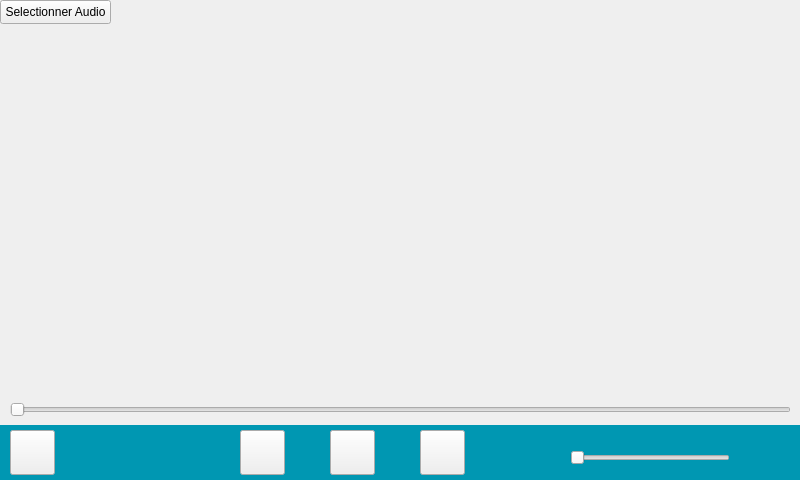
First picture: the form in InterfaceEleve/interfaceaudio.ui, repository Sam-Depardieu/Labo-de-langue, before the edit.
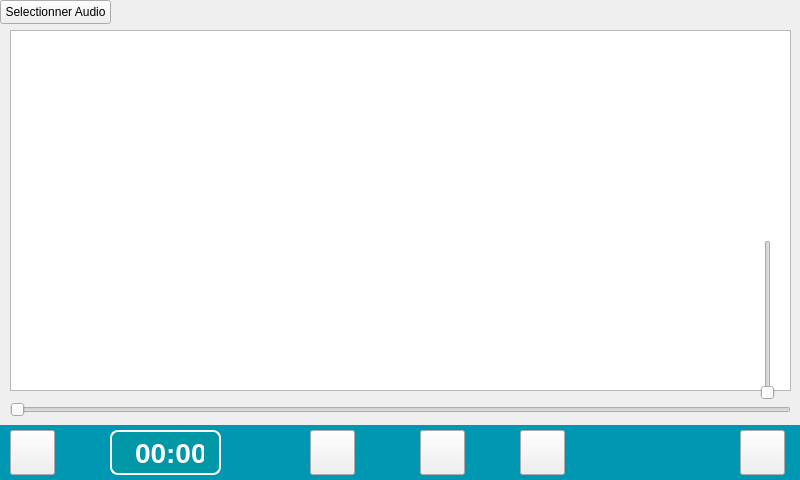
Second picture: the form after the edit.

The edit to the form file:
```diff
--- a/InterfaceEleve/interfaceaudio.ui
+++ b/InterfaceEleve/interfaceaudio.ui
@@ -16,7 +16,7 @@
   <widget class="QPushButton" name="pushButton_Play">
    <property name="geometry">
     <rect>
-     <x>330</x>
+     <x>420</x>
      <y>430</y>
      <width>45</width>
      <height>45</height>
@@ -29,7 +29,7 @@
   <widget class="QPushButton" name="pushButton_Avant">
    <property name="geometry">
     <rect>
-     <x>240</x>
+     <x>310</x>
      <y>430</y>
      <width>45</width>
      <height>45</height>
@@ -42,7 +42,7 @@
   <widget class="QPushButton" name="pushButton_Apres">
    <property name="geometry">
     <rect>
-     <x>420</x>
+     <x>520</x>
      <y>430</y>
      <width>45</width>
      <height>45</height>
@@ -55,7 +55,7 @@
   <widget class="QPushButton" name="pushButton_Pause">
    <property name="geometry">
     <rect>
-     <x>330</x>
+     <x>420</x>
      <y>430</y>
      <width>45</width>
      <height>45</height>
@@ -78,30 +78,6 @@
     <string>Selectionner Audio</string>
    </property>
   </widget>
-  <widget class="QWidget" name="horizontalLayoutWidget">
-   <property name="geometry">
-    <rect>
-     <x>9</x>
-     <y>30</y>
-     <width>781</width>
-     <height>371</height>
-    </rect>
-   </property>
-   <layout class="QHBoxLayout" name="horizontalLayout"/>
-  </widget>
-  <widget class="QSlider" name="horizontalSliderSon">
-   <property name="geometry">
-    <rect>
-     <x>570</x>
-     <y>450</y>
-     <width>160</width>
-     <height>16</height>
-    </rect>
-   </property>
-   <property name="orientation">
-    <enum>Qt::Horizontal</enum>
-   </property>
-  </widget>
   <widget class="QPushButton" name="pushButton_2">
    <property name="geometry">
     <rect>
@@ -150,16 +126,88 @@
     <string/>
    </property>
   </widget>
+  <widget class="QPushButton" name="pushButton_Son">
+   <property name="geometry">
+    <rect>
+     <x>740</x>
+     <y>430</y>
+     <width>45</width>
+     <height>45</height>
+    </rect>
+   </property>
+   <property name="text">
+    <string/>
+   </property>
+  </widget>
+  <widget class="QGraphicsView" name="graphicsView">
+   <property name="geometry">
+    <rect>
+     <x>10</x>
+     <y>30</y>
+     <width>781</width>
+     <height>361</height>
+    </rect>
+   </property>
+  </widget>
+  <widget class="QSlider" name="verticalSlider_sonVideo">
+   <property name="geometry">
+    <rect>
+     <x>760</x>
+     <y>240</y>
+     <width>16</width>
+     <height>160</height>
+    </rect>
+   </property>
+   <property name="orientation">
+    <enum>Qt::Vertical</enum>
+   </property>
+  </widget>
+  <widget class="QLabel" name="chronoLabel">
+   <property name="geometry">
+    <rect>
+     <x>110</x>
+     <y>430</y>
+     <width>111</width>
+     <height>45</height>
+    </rect>
+   </property>
+   <property name="font">
+    <font>
+     <family>Segoe UI</family>
+     <pointsize>-1</pointsize>
+     <bold>true</bold>
+    </font>
+   </property>
+   <property name="styleSheet">
+    <string notr="true">QLabel {
+    background-color: #0097a7; /* même ton bleu-vert que ta barre */
+    color: white;
+    border: 2px solid white;
+    border-radius: 8px;
+    font-family: &quot;Segoe UI&quot;, &quot;Arial&quot;, sans-serif;
+    font-weight: bold;
+    font-size: 28px;
+    padding: 5px 15px;
+    qproperty-alignment: 'AlignCenter';
+}
+</string>
+   </property>
+   <property name="text">
+    <string>00:00</string>
+   </property>
+  </widget>
   <zorder>pushButton_2</zorder>
   <zorder>pushButton_Play</zorder>
   <zorder>pushButton_Avant</zorder>
   <zorder>pushButton_Apres</zorder>
   <zorder>pushButton_Pause</zorder>
   <zorder>pushButton_SelectAudio</zorder>
-  <zorder>horizontalLayoutWidget</zorder>
-  <zorder>horizontalSliderSon</zorder>
   <zorder>horizontalSlider</zorder>
   <zorder>pushButtonReset</zorder>
+  <zorder>pushButton_Son</zorder>
+  <zorder>graphicsView</zorder>
+  <zorder>verticalSlider_sonVideo</zorder>
+  <zorder>chronoLabel</zorder>
  </widget>
  <resources/>
  <connections/>
```
